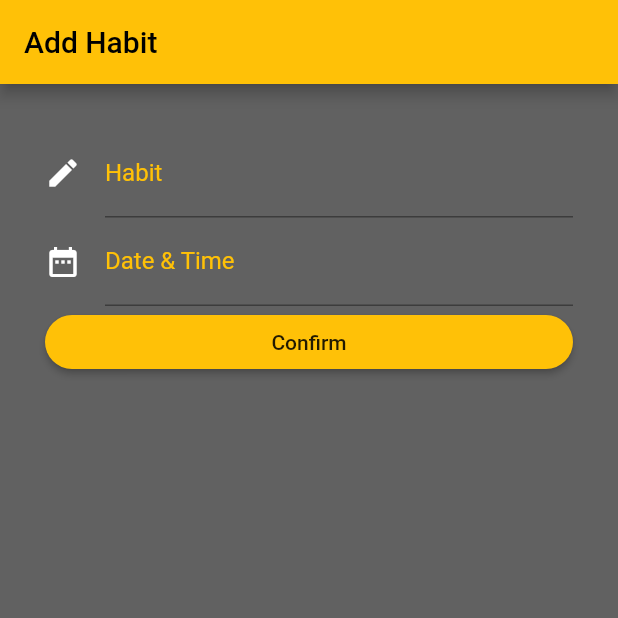
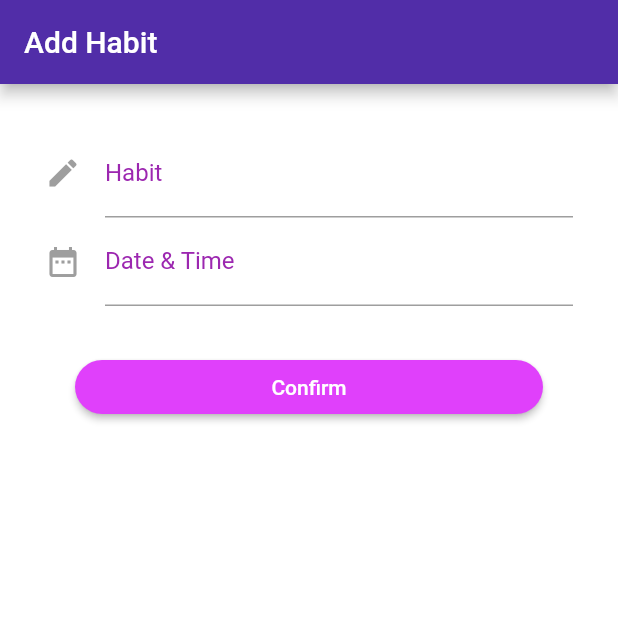
Before and after one commit to lbk9/habittracker, a Flutter app: the screen it shows after launch, after a tap on the "add" icon, on a phone screen of 412 x 824 dp, the top half of it. Run offline on Flutter 3.47's test engine with Material 2 defaults, Android fonts, the phone set to English and light mode, and no system bars.

Commit message:
updated colour scheme

```diff
--- a/lib/pages/add_habit_screen.dart
+++ b/lib/pages/add_habit_screen.dart
@@ -15,13 +15,13 @@ class _AddHabitState extends State<AddHabit> {
   @override
   Widget build(BuildContext context) {
     return Scaffold(
-      backgroundColor: Colors.grey[700],
+      backgroundColor: Colors.white,
       appBar: AppBar(
-        backgroundColor: Colors.amber,
+        backgroundColor: Colors.deepPurple[700],
         title: Text(
           'Add Habit',
           style: TextStyle(
-            color: Colors.black
+            color: Colors.white
           ),
         ),
       ),
@@ -34,43 +34,49 @@ class _AddHabitState extends State<AddHabit> {
               new TextFormField(
                 decoration: const InputDecoration(
                   labelStyle: TextStyle(
-                    color: Colors.amber
+                    color: Colors.purple
                   ),
                   icon: const Icon(
                     Icons.edit,
-                    color: Colors.white),
+                    color: Colors.grey),
                   labelText: 'Habit',
-                  focusColor: Colors.amber
+                  focusColor: Colors.purple
                 ),
                 keyboardType: TextInputType.text,
                 style: TextStyle(
-                  color: Colors.white
+                  color: Colors.black
                 ),
               ),
               new TextFormField(
                 decoration: const InputDecoration(
                   labelStyle: TextStyle(
-                    color: Colors.amber,
+                    color: Colors.purple,
                   ),
                   icon: const Icon(
                     Icons.date_range,
-                    color: Colors.white),
+                    color: Colors.grey),
                   labelText: 'Date & Time'
                 ),
                 keyboardType: TextInputType.datetime,
                 style: TextStyle(
-                  color: Colors.white
+                  color: Colors.black
                 ),
               ),
-              new RaisedButton(
-                color: Colors.amber,
-                child: const Text(
-                  'Confirm'
+              Padding(
+                padding: const EdgeInsets.only(left:20.0, top: 30.0, right: 20.0),
+                child: new RaisedButton(
+                  color: Colors.purpleAccent,
+                  child: const Text(
+                    'Confirm',
+                    style: TextStyle(
+                      color: Colors.white
+                    ),
+                  ),
+                  onPressed: (){
+                    Navigator.pushReplacement(context, CustomPageBounceTransition(widget: Habits(), alignment: Alignment.center));
+                  },
+                  shape: new RoundedRectangleBorder(borderRadius: new BorderRadius.circular(30.0)),
                 ),
-                onPressed: (){
-                  Navigator.pushReplacement(context, CustomPageBounceTransition(widget: Habits(), alignment: Alignment.center));
-                },
-                shape: new RoundedRectangleBorder(borderRadius: new BorderRadius.circular(30.0)),
               )
             ],
           )
--- a/lib/pages/habit_screen.dart
+++ b/lib/pages/habit_screen.dart
@@ -13,6 +13,9 @@ class _HabitsState extends State<Habits> {
   List<Habit> habitList =[
     Habit('Yoga', DateTime.now()),
     Habit('Run', DateTime.now()),
+    Habit('Cycle', DateTime.now()),
+    Habit('Home workout', DateTime.now()),
+    Habit('Water plants', DateTime.now())
   ];
 
   void incrementStreak(int index){
@@ -34,13 +37,13 @@ class _HabitsState extends State<Habits> {
   @override
   Widget build(BuildContext context) {
     return Scaffold(
-      backgroundColor: Colors.grey[700],
+      backgroundColor: Colors.white,
       appBar: AppBar(
-        backgroundColor: Colors.amber,
+        backgroundColor: Colors.deepPurple[700],
         title: Text(
           'Habit Tracker',
           style: TextStyle(
-            color: Colors.black,
+            color: Colors.white,
           ),
         ),
       ),
@@ -48,7 +51,7 @@ class _HabitsState extends State<Habits> {
         itemCount: habitList.length,
         itemBuilder: (context, index) {
           return Card(
-            color: Colors.grey[400],
+            color: Colors.blueGrey[100],
             child: ListTile(
               title: Text(habitList[index].title),
               subtitle: Text('You last done this on ${habitList[index].latestEntryAsDate}'),
@@ -61,13 +64,13 @@ class _HabitsState extends State<Habits> {
         },
       ),
       floatingActionButton: FloatingActionButton(
-        backgroundColor: Colors.amberAccent,
+        backgroundColor: Colors.purpleAccent,
         onPressed: (){
           Navigator.pushReplacement(context, CustomPageBounceTransition(widget: AddHabit(), alignment: Alignment.bottomRight));
           },
         child: Icon(
           Icons.add,
-          color: Colors.black),
+          color: Colors.white),
       ),
     );
   }
--- /dev/null
+++ b/lib/services/storage_service.dart
@@ -0,0 +1,4 @@
+class Storage {
+  String fileName;
+  String directoryPath;
+}
```
